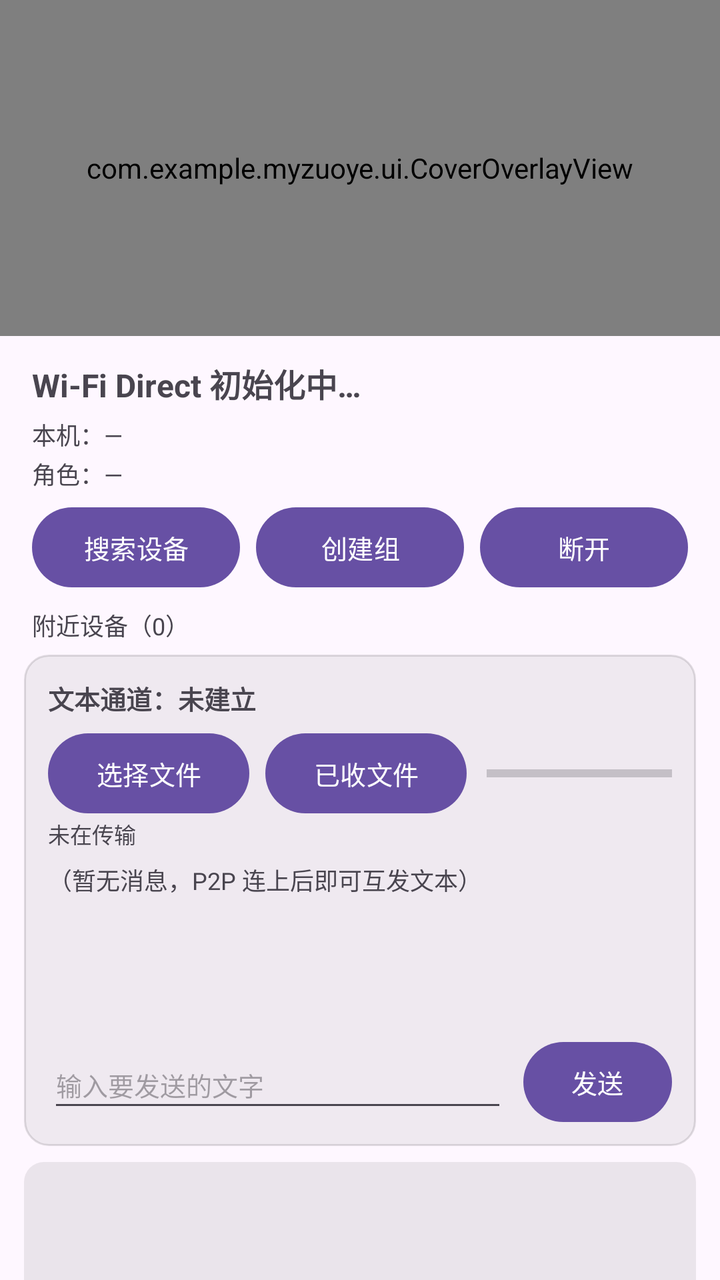
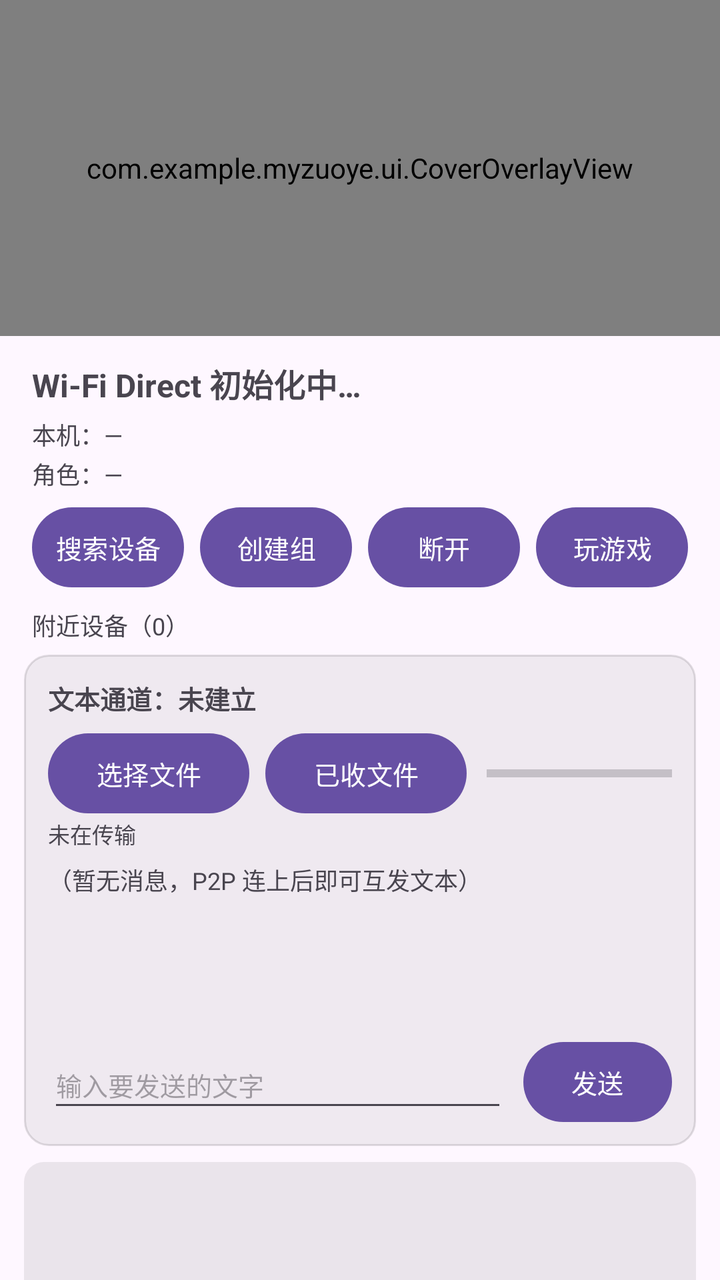

An Android layout rendered at two revisions. The XML below is the earlier revision; the diff shows what the commit changed to produce the second picture.
<!-- AndroidManifest.xml: application theme Theme.Myzuoye -->
<!-- res/layout/activity_main.xml -->
<?xml version="1.0" encoding="utf-8"?>
<LinearLayout xmlns:android="http://schemas.android.com/apk/res/android"
    xmlns:app="http://schemas.android.com/apk/res-auto"
    xmlns:tools="http://schemas.android.com/tools"
    android:id="@+id/root"
    android:layout_width="match_parent"
    android:layout_height="match_parent"
    android:background="?android:attr/colorBackground"
    android:orientation="vertical"
    tools:context=".MainActivity">

    <FrameLayout
        android:layout_width="match_parent"
        android:layout_height="168dp">

        <ImageView
            android:id="@+id/ivCover"
            android:layout_width="match_parent"
            android:layout_height="match_parent"
            android:contentDescription="@string/photo1_name"
            android:scaleType="centerCrop"
            app:srcCompat="@drawable/p1" />

        
        <com.example.myzuoye.ui.CoverOverlayView
            android:layout_width="match_parent"
            android:layout_height="match_parent" />
    </FrameLayout>

    <LinearLayout
        android:layout_width="match_parent"
        android:layout_height="wrap_content"
        android:orientation="vertical"
        android:paddingHorizontal="16dp"
        android:paddingTop="12dp">

        <TextView
            android:id="@+id/tvP2pState"
            android:layout_width="match_parent"
            android:layout_height="wrap_content"
            android:text="@string/p2p_state_init"
            android:textSize="16sp"
            android:textStyle="bold" />

        <TextView
            android:id="@+id/tvSelfInfo"
            android:layout_width="match_parent"
            android:layout_height="wrap_content"
            android:layout_marginTop="5dp"
            android:text="@string/self_unknown"
            android:textSize="12sp" />

        <TextView
            android:id="@+id/tvRoleInfo"
            android:layout_width="match_parent"
            android:layout_height="wrap_content"
            android:layout_marginTop="2dp"
            android:text="@string/role_unknown"
            android:textSize="12sp" />
    </LinearLayout>

    <LinearLayout
        android:layout_width="match_parent"
        android:layout_height="wrap_content"
        android:orientation="horizontal"
        android:paddingHorizontal="12dp"
        android:paddingTop="8dp">

        <Button
            android:id="@+id/btnDiscover"
            android:layout_width="0dp"
            android:layout_height="wrap_content"
            android:layout_marginHorizontal="4dp"
            android:layout_weight="1"
            android:insetTop="0dp"
            android:insetBottom="0dp"
            android:minHeight="40dp"
            android:paddingHorizontal="4dp"
            android:text="@string/action_discover"
            android:textSize="13sp" />

        <Button
            android:id="@+id/btnCreateGroup"
            android:layout_width="0dp"
            android:layout_height="wrap_content"
            android:layout_marginHorizontal="4dp"
            android:layout_weight="1"
            android:insetTop="0dp"
            android:insetBottom="0dp"
            android:minHeight="40dp"
            android:paddingHorizontal="4dp"
            android:text="@string/action_create_group"
            android:textSize="13sp" />

        <Button
            android:id="@+id/btnDisconnect"
            android:layout_width="0dp"
            android:layout_height="wrap_content"
            android:layout_marginHorizontal="4dp"
            android:layout_weight="1"
            android:insetTop="0dp"
            android:insetBottom="0dp"
            android:minHeight="40dp"
            android:paddingHorizontal="4dp"
            android:text="@string/action_disconnect"
            android:textSize="13sp" />
    </LinearLayout>

    <TextView
        android:id="@+id/tvPeerHint"
        android:layout_width="match_parent"
        android:layout_height="wrap_content"
        android:paddingHorizontal="16dp"
        android:paddingTop="10dp"
        android:paddingBottom="2dp"
        android:text="@string/nearby_devices_zero"
        android:textSize="12sp" />

    <androidx.recyclerview.widget.RecyclerView
        android:id="@+id/rvDevices"
        android:layout_width="match_parent"
        android:layout_height="0dp"
        android:layout_marginHorizontal="8dp"
        android:layout_weight="1"
        android:clipToPadding="false"
        android:minHeight="72dp"
        android:scrollbars="vertical" />

    <LinearLayout
        android:layout_width="match_parent"
        android:layout_height="wrap_content"
        android:layout_marginHorizontal="12dp"
        android:layout_marginTop="4dp"
        android:background="@drawable/bg_panel"
        android:orientation="vertical"
        android:padding="12dp">

        <TextView
            android:id="@+id/tvChannelState"
            android:layout_width="match_parent"
            android:layout_height="wrap_content"
            android:text="@string/channel_idle"
            android:textSize="13sp"
            android:textStyle="bold" />

        <LinearLayout
            android:layout_width="match_parent"
            android:layout_height="wrap_content"
            android:layout_marginTop="8dp"
            android:gravity="center_vertical"
            android:orientation="horizontal">

            <Button
                android:id="@+id/btnPickFile"
                android:layout_width="wrap_content"
                android:layout_height="wrap_content"
                android:insetTop="0dp"
                android:insetBottom="0dp"
                android:minHeight="40dp"
                android:text="@string/action_pick_file"
                android:textSize="13sp" />

            <Button
                android:id="@+id/btnViewFiles"
                android:layout_width="wrap_content"
                android:layout_height="wrap_content"
                android:layout_marginStart="8dp"
                android:insetTop="0dp"
                android:insetBottom="0dp"
                android:minHeight="40dp"
                android:text="@string/action_view_files"
                android:textSize="13sp" />

            <ProgressBar
                android:id="@+id/pbTransfer"
                style="?android:attr/progressBarStyleHorizontal"
                android:layout_width="0dp"
                android:layout_height="wrap_content"
                android:layout_marginStart="10dp"
                android:layout_weight="1"
                android:max="100"
                android:progress="0" />
        </LinearLayout>

        <TextView
            android:id="@+id/tvTransferState"
            android:layout_width="match_parent"
            android:layout_height="wrap_content"
            android:layout_marginTop="2dp"
            android:text="@string/transfer_idle"
            android:textSize="11sp" />

        <ScrollView
            android:id="@+id/svChat"
            android:layout_width="match_parent"
            android:layout_height="84dp"
            android:layout_marginTop="6dp">

            <TextView
                android:id="@+id/tvChat"
                android:layout_width="match_parent"
                android:layout_height="wrap_content"
                android:lineSpacingExtra="2dp"
                android:text="@string/chat_empty"
                android:textSize="12sp" />
        </ScrollView>

        <LinearLayout
            android:layout_width="match_parent"
            android:layout_height="wrap_content"
            android:layout_marginTop="6dp"
            android:gravity="center_vertical"
            android:orientation="horizontal">

            <EditText
                android:id="@+id/etMessage"
                android:layout_width="0dp"
                android:layout_height="wrap_content"
                android:layout_weight="1"
                android:hint="@string/hint_message"
                android:importantForAutofill="no"
                android:inputType="text"
                android:maxLines="1"
                android:minHeight="40dp"
                android:textSize="13sp" />

            <Button
                android:id="@+id/btnSend"
                android:layout_width="wrap_content"
                android:layout_height="wrap_content"
                android:layout_marginStart="8dp"
                android:insetTop="0dp"
                android:insetBottom="0dp"
                android:minHeight="40dp"
                android:minWidth="64dp"
                android:text="@string/action_send"
                android:textSize="13sp" />
        </LinearLayout>
    </LinearLayout>

    <TextView
        android:id="@+id/tvLog"
        android:layout_width="match_parent"
        android:layout_height="76dp"
        android:layout_marginHorizontal="12dp"
        android:layout_marginTop="8dp"
        android:layout_marginBottom="10dp"
        android:background="@drawable/bg_log"
        android:fontFamily="monospace"
        android:gravity="bottom"
        android:padding="8dp"
        android:textSize="11sp" />

</LinearLayout>
<!-- resources referenced by this layout -->
<resources>
  <!-- drawable bg_log (drawable) -->
  <?xml version="1.0" encoding="utf-8"?>
  <shape xmlns:android="http://schemas.android.com/apk/res/android"
      android:shape="rectangle">
      <solid android:color="#14000000" />
      <corners android:radius="10dp" />
  </shape>
  <!-- drawable bg_panel (drawable) -->
  <?xml version="1.0" encoding="utf-8"?>
  <shape xmlns:android="http://schemas.android.com/apk/res/android"
      android:shape="rectangle">
      <solid android:color="#0F000000" />
      <stroke
          android:width="1dp"
          android:color="#1F000000" />
      <corners android:radius="12dp" />
  </shape>
  <!-- drawable p1: jpg bitmap (drawable-nodpi, 82701 bytes) -->
  <string name="action_create_group">创建组</string>
  <string name="action_disconnect">断开</string>
  <string name="action_discover">搜索设备</string>
  <string name="action_pick_file">选择文件</string>
  <string name="action_send">发送</string>
  <string name="action_view_files">已收文件</string>
  <string name="channel_idle">文本通道：未建立</string>
  <string name="chat_empty">（暂无消息，P2P 连上后即可互发文本）</string>
  <string name="hint_message">输入要发送的文字</string>
  <string name="nearby_devices_zero">附近设备（0）</string>
  <string name="p2p_state_init">Wi-Fi Direct 初始化中…</string>
  <string name="photo1_name">应用封面：相拥的两人</string>
  <string name="role_unknown">角色：—</string>
  <string name="self_unknown">本机：—</string>
  <string name="transfer_idle">未在传输</string>
  <style name="Theme.Myzuoye" parent="Base.Theme.Myzuoye" />
  <style name="Base.Theme.Myzuoye" parent="Theme.Material3.DayNight.NoActionBar">
          
          
      </style>
</resources>

<!-- the commit's change to res/layout/activity_main.xml (unified diff, before → after) -->
@@ -104,6 +104,19 @@
             android:paddingHorizontal="4dp"
             android:text="@string/action_disconnect"
             android:textSize="13sp" />
+
+        <Button
+            android:id="@+id/btnPlayGame"
+            android:layout_width="0dp"
+            android:layout_height="wrap_content"
+            android:layout_marginHorizontal="4dp"
+            android:layout_weight="1"
+            android:insetTop="0dp"
+            android:insetBottom="0dp"
+            android:minHeight="40dp"
+            android:paddingHorizontal="4dp"
+            android:text="@string/game_play"
+            android:textSize="13sp" />
     </LinearLayout>
 
     <TextView
<!-- resource entries referenced after the edit -->
@@ -26,6 +26,7 @@
   <string name="action_view_files">已收文件</string>
   <string name="channel_idle">文本通道：未建立</string>
   <string name="chat_empty">（暂无消息，P2P 连上后即可互发文本）</string>
+  <string name="game_play">玩游戏</string>
   <string name="hint_message">输入要发送的文字</string>
   <string name="nearby_devices_zero">附近设备（0）</string>
   <string name="p2p_state_init">Wi-Fi Direct 初始化中…</string>
